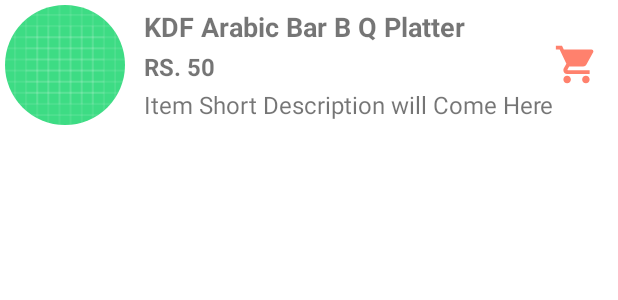
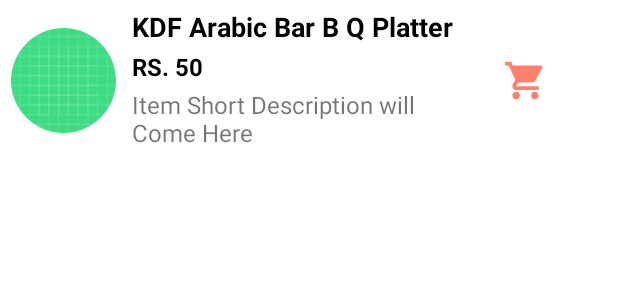
Before and after one commit to Hammad-Ahmed-786/KDF-App, an Android app: the layout sub_menu_items.xml on its own in the app's theme, with its tools: preview values and no code run, on a phone screen of 412 x 824 dp. Shown: the top 300 px of the screen. Run offline under Robolectric (Android 15) with nearby library versions, the phone set to English and light mode, and no system bars; network calls fail.

Commit message:
Fifth Commit

```diff
--- a/app/src/main/java/com/example/kdf/activities/MenuItemsActivity.java
+++ b/app/src/main/java/com/example/kdf/activities/MenuItemsActivity.java
@@ -1,25 +1,22 @@
 package com.example.kdf.activities;
+
+import android.content.Intent;
+import android.os.Bundle;
+import android.util.Log;
+import android.view.View;
 
 import androidx.appcompat.app.AppCompatActivity;
 import androidx.recyclerview.widget.LinearLayoutManager;
 import androidx.recyclerview.widget.RecyclerView;
 import androidx.swiperefreshlayout.widget.SwipeRefreshLayout;
 
-import android.content.Intent;
-import android.os.Bundle;
-import android.util.Log;
-import android.view.View;
-
 import com.android.volley.Request;
 import com.android.volley.RequestQueue;
 import com.android.volley.toolbox.StringRequest;
 import com.android.volley.toolbox.Volley;
 import com.example.kdf.R;
-import com.example.kdf.adapters.MenuAdapter;
 import com.example.kdf.adapters.SubMenuItemsAdapter;
-import com.example.kdf.fragments.HomeFragment;
 import com.example.kdf.interfaces.StartListener;
-import com.example.kdf.models.MenuModel;
 import com.example.kdf.models.SubMenuModel;
 import com.example.kdf.networking.APIs;
 import com.example.kdf.utils.Preferences;
@@ -28,6 +25,7 @@ import com.facebook.shimmer.ShimmerFrameLayout;
 import org.json.JSONArray;
 import org.json.JSONObject;
 
+import java.util.ArrayList;
 import java.util.HashMap;
 import java.util.List;
 import java.util.Map;
@@ -37,7 +35,7 @@ public class MenuItemsActivity extends AppCompatActivity implements StartListene
     RecyclerView subMenuRV;
     private ShimmerFrameLayout mShimmerViewContainer;
     SubMenuItemsAdapter adapter;
-    List<SubMenuModel> model;
+    List<SubMenuModel> model = new ArrayList<>();
     int menuPosition ;
 
     @Override
@@ -49,8 +47,8 @@ public class MenuItemsActivity extends AppCompatActivity implements StartListene
         mShimmerViewContainer = findViewById(R.id.shimmer);
         subMenuRV.setLayoutManager(new LinearLayoutManager(this));
         subMenuRV.setHasFixedSize(true);
-
         menuPosition = getIntent().getIntExtra("position", 0);
+        getData();
 
         final SwipeRefreshLayout pullToRefresh = findViewById(R.id.swiperefresh);
         pullToRefresh.setOnRefreshListener(() -> {
@@ -60,7 +58,8 @@ public class MenuItemsActivity extends AppCompatActivity implements StartListene
     }
 
     private void getData() {
-        StringRequest stringRequest = new StringRequest(Request.Method.GET, APIs.GET_PRODUCT , response -> {
+        Log.d("link", "getData: " + APIs.GET_PRODUCT + menuPosition);
+        StringRequest stringRequest = new StringRequest(Request.Method.GET, APIs.GET_PRODUCT + menuPosition, response -> {
             try {
                 JSONObject jObj = new JSONObject(response);
                 JSONArray jr = jObj.getJSONArray("products");
--- a/app/src/main/java/com/example/kdf/fragments/HomeFragment.java
+++ b/app/src/main/java/com/example/kdf/fragments/HomeFragment.java
@@ -64,11 +64,11 @@ public class HomeFragment extends Fragment implements StartListener {
             pullToRefresh.setRefreshing(false);
         });
 
-        carouselViewPager = view.findViewById(R.id.carouselViewPager) ;
+        carouselViewPager = view.findViewById(R.id.carouselViewPager);
         tabLayout = view.findViewById(R.id.my_tablayout);
         getCarouselData();
         carouselViewPager.setAdapter(new CarouselAdapter(requireContext(), carouselModel));
-        tabLayout.setupWithViewPager(carouselViewPager,true);
+        tabLayout.setupWithViewPager(carouselViewPager, true);
         return view;
     }
 
--- a/app/src/main/res/layout/activity_menu_items.xml
+++ b/app/src/main/res/layout/activity_menu_items.xml
@@ -45,14 +45,6 @@
 
                     <include layout="@layout/item_shimmer" />
 
-                    <include layout="@layout/item_shimmer" />
-
-                    <include layout="@layout/item_shimmer" />
-
-                    <include layout="@layout/item_shimmer" />
-
-                    <include layout="@layout/item_shimmer" />
-
                 </LinearLayout>
             </com.facebook.shimmer.ShimmerFrameLayout>
 
--- a/app/src/main/res/layout/fragment_home.xml
+++ b/app/src/main/res/layout/fragment_home.xml
@@ -68,7 +68,6 @@
             android:layout_width="match_parent"
             android:layout_height="wrap_content"
             android:orientation="vertical">
-
 
             <androidx.recyclerview.widget.RecyclerView
                 android:id="@+id/menuItemsRecyclerView"
--- a/app/src/main/res/layout/menu_items.xml
+++ b/app/src/main/res/layout/menu_items.xml
@@ -44,6 +44,7 @@
             android:ellipsize="end"
             android:gravity="center"
             android:singleLine="true"
+            android:layout_marginBottom="@dimen/_3dp"
             android:text="Menu Item Short Description"
             android:textSize="@dimen/_13sp" />
 
--- a/app/src/main/res/layout/sub_menu_items.xml
+++ b/app/src/main/res/layout/sub_menu_items.xml
@@ -3,6 +3,7 @@
     xmlns:app="http://schemas.android.com/apk/res-auto"
     android:layout_width="match_parent"
     android:layout_height="wrap_content"
+    android:layout_margin="@dimen/_4dp"
     android:elevation="@dimen/_5dp"
     app:cardCornerRadius="@dimen/tweleve_dp"
     app:cardElevation="@dimen/_5dp">
@@ -10,12 +11,14 @@
     <LinearLayout
         android:layout_width="match_parent"
         android:layout_height="wrap_content"
-        android:orientation="horizontal">
+        android:orientation="horizontal"
+        android:weightSum="6">
 
         <de.hdodenhof.circleimageview.CircleImageView
             android:id="@+id/itemImg"
-            android:layout_width="80dp"
-            android:layout_height="80dp"
+            android:layout_width="70dp"
+            android:layout_height="70dp"
+            android:layout_gravity="center"
             android:layout_margin="@dimen/_3dp"
             android:src="@drawable/ic_launcher_background" />
 
@@ -23,7 +26,10 @@
             android:layout_width="wrap_content"
             android:layout_height="wrap_content"
             android:layout_gravity="center"
-            android:layout_marginStart="@dimen/_9dp"
+            android:layout_marginStart="@dimen/_7dp"
+            android:layout_marginTop="@dimen/_2dp"
+            android:layout_marginBottom="@dimen/_3dp"
+            android:layout_weight="3"
             android:orientation="vertical">
 
             <TextView
@@ -32,7 +38,7 @@
                 android:layout_height="wrap_content"
                 android:maxLines="2"
                 android:text="@string/kdf_arabic_bar_b_q_platter"
-                android:textColorLink="@color/black"
+                android:textColor="@color/black"
                 android:textSize="18sp"
                 android:textStyle="bold" />
 
@@ -42,15 +48,16 @@
                 android:layout_height="wrap_content"
                 android:layout_marginTop="@dimen/_3dp"
                 android:text="@string/rs_50"
-                android:textColorLink="@color/black"
+                android:textColor="@color/black"
                 android:textSize="@dimen/_16sp"
                 android:textStyle="bold" />
 
             <TextView
                 android:id="@+id/itemDesc"
-                android:layout_width="wrap_content"
+                android:layout_width="200dp"
                 android:layout_height="wrap_content"
                 android:layout_marginTop="@dimen/_3dp"
+                android:maxLines="2"
                 android:text="@string/item_short_description_will_come_here"
                 android:textSize="@dimen/_16sp" />
 
@@ -61,7 +68,8 @@
             android:layout_width="30dp"
             android:layout_height="30dp"
             android:layout_gravity="center"
-            android:layout_marginEnd="@dimen/_16sp"
+            android:layout_marginStart="@dimen/_3dp"
+            android:layout_marginEnd="@dimen/tweleve_dp"
             android:contentDescription="@string/todo"
             android:src="@drawable/cart"
             app:tint="@color/primary" />
--- a/app/src/main/res/values/dimens.xml
+++ b/app/src/main/res/values/dimens.xml
@@ -22,5 +22,7 @@
     <dimen name="_13sp">13sp</dimen>
     <dimen name="_6dp">6dp</dimen>
     <dimen name="_3dp">3dp</dimen>
+    <dimen name="_2dp">2dp</dimen>
+    <dimen name="_7dp">7dp</dimen>
 
 </resources>
```
